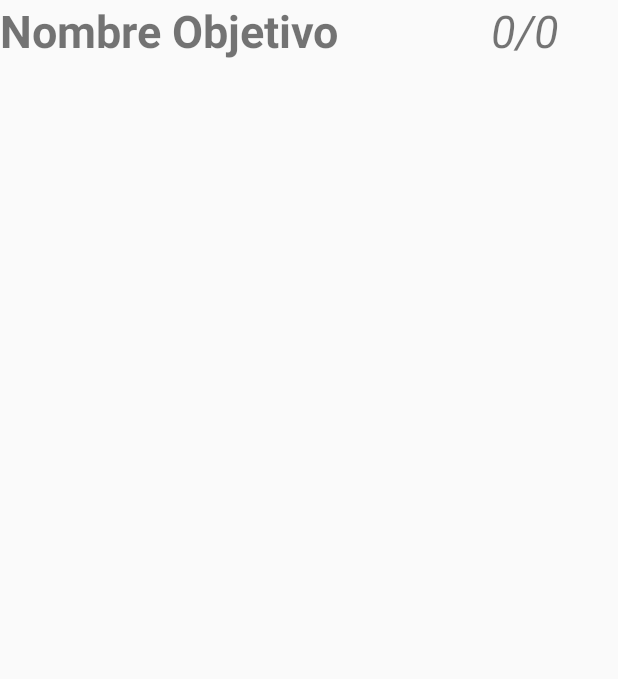
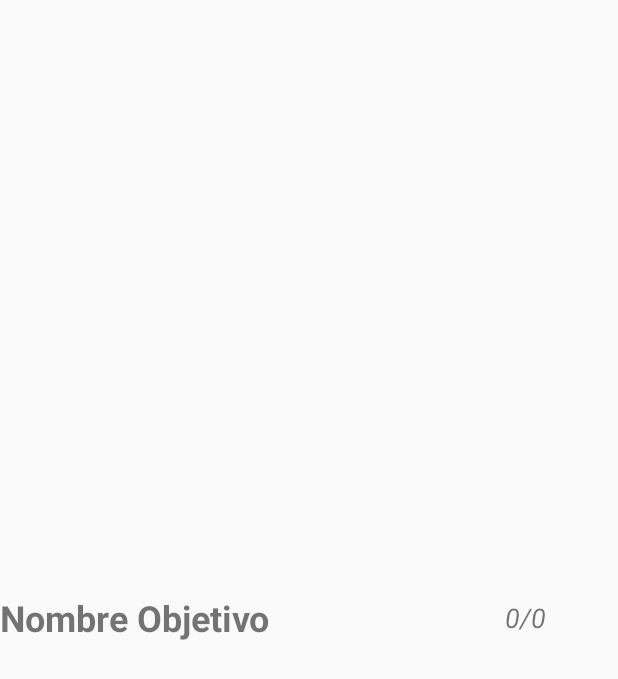
Before and after one commit to matiassalinas/museo_interactivo, an Android app: the layout item_objetivo.xml on its own in the app's theme, with its tools: preview values and no code run, on a phone screen of 412 x 824 dp. Shown: the top 679 px of the screen. Run offline under Robolectric (Android 15) with nearby library versions, the phone set to English and light mode, and no system bars.

Commit message:
Objetivos completos desactivados. Muestra de puntajes por objetivos

```diff
--- a/app/src/main/java/io/github/matiassalinas/museo_interactivo/Historial.java
+++ b/app/src/main/java/io/github/matiassalinas/museo_interactivo/Historial.java
@@ -1,10 +1,12 @@
 package io.github.matiassalinas.museo_interactivo;
+
+import java.io.Serializable;
 
 /**
  * Created by matias on 05-05-17.
  */
 
-public class Historial {
+public class Historial implements Serializable {
     private int idObjetivo, puntaje, idZona;
 
     public Historial(int idObjetivo, int puntaje, int idZona) {
--- a/app/src/main/java/io/github/matiassalinas/museo_interactivo/HomeActivity.java
+++ b/app/src/main/java/io/github/matiassalinas/museo_interactivo/HomeActivity.java
@@ -89,6 +89,7 @@
                 Intent mIntent = new Intent(HomeActivity.this, ZonaActivity.class);
                 Toast.makeText(getApplicationContext(),museo.getZona(position).getNombre(), Toast.LENGTH_SHORT).show();
                 mIntent.putExtra("zona", museo.getZona(position));
+                mIntent.putExtra("usuario",usuario);
                 startActivity(mIntent);
             }
         });
--- a/app/src/main/java/io/github/matiassalinas/museo_interactivo/ZonaActivity.java
+++ b/app/src/main/java/io/github/matiassalinas/museo_interactivo/ZonaActivity.java
@@ -18,6 +18,7 @@
 public class ZonaActivity extends AppCompatActivity {
 
     private Zona zona;
+    private Usuario usuario;
     private ArrayList<Objetivo> objetivos;
 
     @Override
@@ -25,6 +26,7 @@
         super.onCreate(savedInstanceState);
         setContentView(R.layout.activity_zona);
         zona = (Zona) getIntent().getSerializableExtra("zona");
+        usuario = (Usuario) getIntent().getSerializableExtra("usuario");
         objetivos = new ArrayList<>();
         setTitles();
         showObjetivos();
@@ -75,7 +77,7 @@
     }
 
     private void setList(){
-        ObjetivosAdapter adapter = new ObjetivosAdapter(getBaseContext(),objetivos);
+        ObjetivosAdapter adapter = new ObjetivosAdapter(getBaseContext(),objetivos, usuario.getHistorial());
         ListView listObjetivos = (ListView) findViewById(R.id.listObjetivos);
         listObjetivos.setAdapter(adapter);
         listObjetivos.setOnItemClickListener(new AdapterView.OnItemClickListener() {
--- a/app/src/main/res/layout/item_objetivo.xml
+++ b/app/src/main/res/layout/item_objetivo.xml
@@ -9,9 +9,10 @@
         android:layout_width="match_parent"
         android:layout_height="match_parent"
         android:layout_weight="3"
+        android:gravity="center_vertical"
         android:text="Nombre Objetivo"
         android:textAlignment="textStart"
-        android:textSize="30sp"
+        android:textSize="24sp"
         android:textStyle="bold" />
 
     <TextView
@@ -19,9 +20,10 @@
         android:layout_width="match_parent"
         android:layout_height="match_parent"
         android:layout_weight="7"
+        android:gravity="center_vertical"
         android:text="0/0"
         android:textAlignment="center"
-        android:textSize="30sp"
+        android:textSize="18sp"
         android:textStyle="italic" />
 
 </LinearLayout>
```
Also changed, not shown: app/src/main/java/io/github/matiassalinas/museo_interactivo/ObjetivosAdapter.java (+22 -3 lines), app/src/main/java/io/github/matiassalinas/museo_interactivo/Usuario.java (+2 -9 lines).
